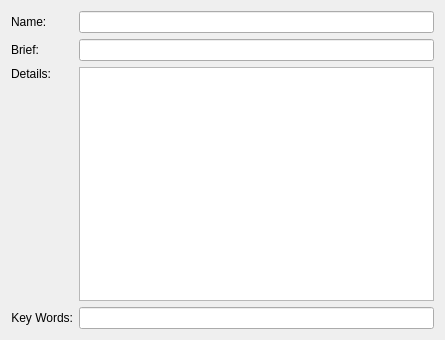
This is frameworks/forge/plugins/publish/PublishForm.ui in dmzgroup/forge as Qt 5 draws it before an edit. The edited form follows.
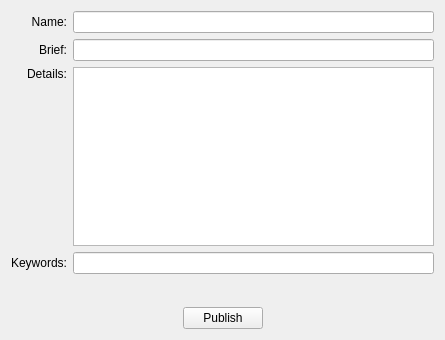
This is the edited form.

Diff of the .ui file:
```diff
--- a/frameworks/forge/plugins/publish/PublishForm.ui
+++ b/frameworks/forge/plugins/publish/PublishForm.ui
@@ -15,12 +15,15 @@
   </property>
   <layout class="QVBoxLayout" name="verticalLayout">
    <item>
-    <layout class="QFormLayout" name="formLayout">
+    <layout class="QGridLayout" name="gridLayout">
      <item row="0" column="0">
       <widget class="QLabel" name="label">
        <property name="text">
         <string>Name:</string>
        </property>
+       <property name="alignment">
+        <set>Qt::AlignRight|Qt::AlignTrailing|Qt::AlignVCenter</set>
+       </property>
       </widget>
      </item>
      <item row="0" column="1">
@@ -31,6 +34,9 @@
        <property name="text">
         <string>Brief:</string>
        </property>
+       <property name="alignment">
+        <set>Qt::AlignRight|Qt::AlignTrailing|Qt::AlignVCenter</set>
+       </property>
       </widget>
      </item>
      <item row="1" column="1">
@@ -56,7 +62,7 @@
      <item row="3" column="0">
       <widget class="QLabel" name="label_4">
        <property name="text">
-        <string>Key Words:</string>
+        <string>Keywords:</string>
        </property>
        <property name="alignment">
         <set>Qt::AlignRight|Qt::AlignTrailing|Qt::AlignVCenter</set>
@@ -75,6 +81,56 @@
      </item>
     </layout>
    </item>
+   <item>
+    <spacer name="verticalSpacer">
+     <property name="orientation">
+      <enum>Qt::Vertical</enum>
+     </property>
+     <property name="sizeHint" stdset="0">
+      <size>
+       <width>20</width>
+       <height>40</height>
+      </size>
+     </property>
+    </spacer>
+   </item>
+   <item>
+    <layout class="QHBoxLayout" name="horizontalLayout">
+     <item>
+      <spacer name="horizontalSpacer">
+       <property name="orientation">
+        <enum>Qt::Horizontal</enum>
+       </property>
+       <property name="sizeHint" stdset="0">
+        <size>
+         <width>40</width>
+         <height>20</height>
+        </size>
+       </property>
+      </spacer>
+     </item>
+     <item>
+      <widget class="QPushButton" name="publishButton">
+       <property name="text">
+        <string>Publish</string>
+       </property>
+      </widget>
+     </item>
+     <item>
+      <spacer name="horizontalSpacer_2">
+       <property name="orientation">
+        <enum>Qt::Horizontal</enum>
+       </property>
+       <property name="sizeHint" stdset="0">
+        <size>
+         <width>40</width>
+         <height>20</height>
+        </size>
+       </property>
+      </spacer>
+     </item>
+    </layout>
+   </item>
   </layout>
  </widget>
  <resources/>
```
